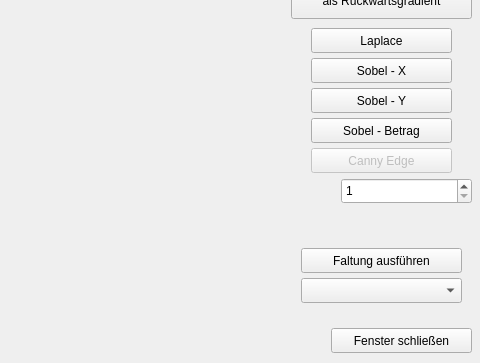
n00bi14/cv_practical_course, file challangefour.ui: the form before one commit; both pictures show x 719 to 1199 and y 362 to 725 of the 1199 by 725 pixel window.
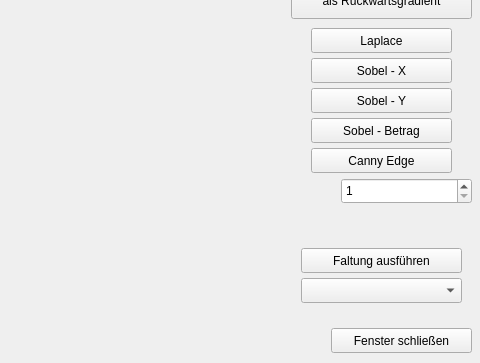
The form after the commit. Custom widgets are drawn as their Qt base class.

```diff
--- a/challangefour.ui
+++ b/challangefour.ui
@@ -202,7 +202,7 @@
   </widget>
   <widget class="QPushButton" name="btn_cannyEdge">
    <property name="enabled">
-    <bool>false</bool>
+    <bool>true</bool>
    </property>
    <property name="geometry">
     <rect>
```
